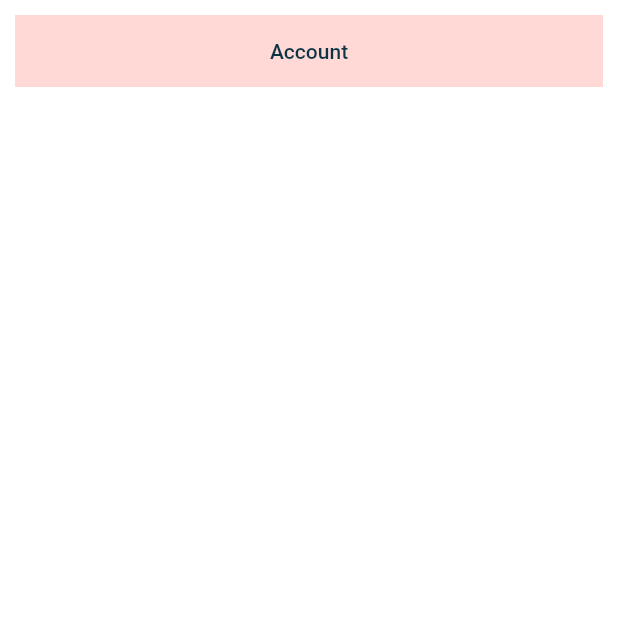
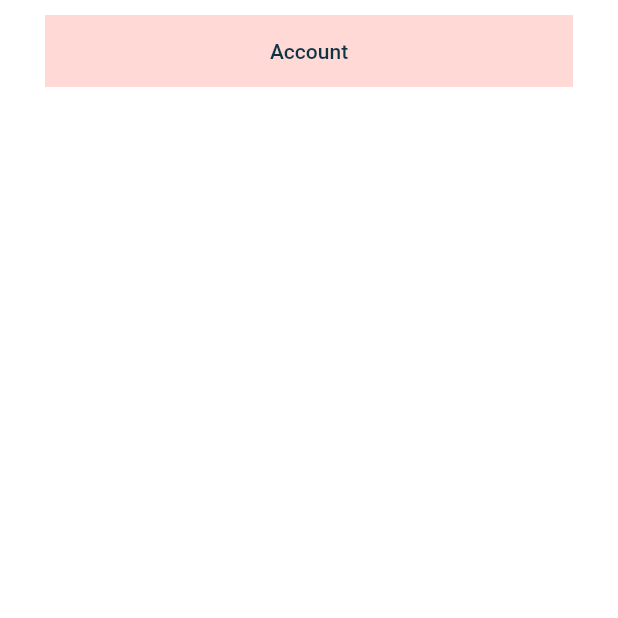
Before and after one commit to B1sth3be5t-1/BadgR_Flutter, a Flutter app: the ScoutSettings screen opened directly, on a phone screen of 412 x 824 dp, the top half of it. Run offline on Flutter 3.47's test engine with Material 2 defaults, Android fonts, the phone set to English and light mode, and no system bars; our stand-ins replace cloud_firestore, firebase_auth, firebase_core, modal_progress_hud_nsn; missing offline and left inert: transitioned_indexed_stack; accounts and stored records are empty.

```diff
--- a/lib/screens/UserFlow/registration_screen.dart
+++ b/lib/screens/UserFlow/registration_screen.dart
@@ -178,6 +178,7 @@ class _RegistrationScreenState extends State<RegistrationScreen> {
                           if (res != 'done') {
                             throw const FormatException('hey');
                           }
+                          print(res);
                         } on FormatException {
                           if (res == 'emailInUse') {
                             showDialog<String>(
@@ -261,6 +262,7 @@ class _RegistrationScreenState extends State<RegistrationScreen> {
                               }
                             });
                           } else {
+                            print(res);
                             showDialog<String>(
                               context: context,
                               builder: (BuildContext context) => AlertDialog(
--- a/lib/screens/scout_screens/scout_my_badges.dart
+++ b/lib/screens/scout_screens/scout_my_badges.dart
@@ -37,7 +37,7 @@ class _ScoutMyBadges extends State<ScoutMyBadges> {
                 } else if (snapshot.data?.docs.length == 0) {
                   //todo no badges
                 }
-                print(snapshot.data?.docs.length);
+
                 final badges = snapshot.data?.docs;
                 for (var badge in badges!) {
                   final info = badge.data();
--- a/lib/screens/scout_screens/scout_settings.dart
+++ b/lib/screens/scout_screens/scout_settings.dart
@@ -16,7 +16,7 @@ class _ScoutSettingsState extends State<ScoutSettings> {
       backgroundColor: Colors.white,
       body: SizedBox.expand(
         child: Padding(
-          padding: EdgeInsets.all(10),
+          padding: EdgeInsets.symmetric(vertical: 10, horizontal: 30),
           child: ListView(
             children: [settingsField(func: () {}, text: 'Account')],
           ),
```
Also changed, not shown: lib/classes/firebase_runner.dart (+10 -6 lines).
